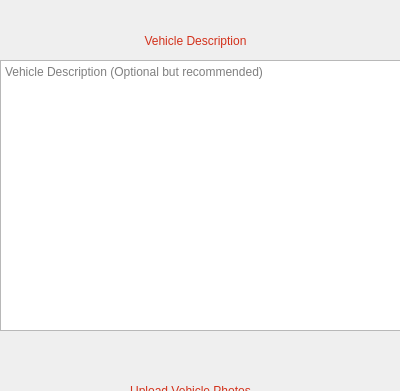
The window that src/ui/qt_ui/post_lst_5.ui (st1069364/CarBazaar) describes before a commit, drawn with Qt 5; both pictures show x 0 to 400 and y 100 to 491 of the 400 by 881 pixel window.
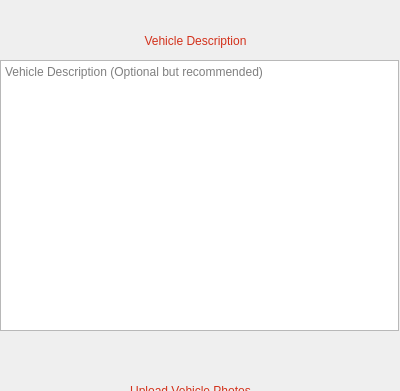
The same window after the commit. Icons and pictures are not drawn.

Commit message: Minor correction on screen 5 of 'Post Car Listing'

Diff of the .ui file:
```diff
--- a/src/ui/qt_ui/post_lst_5.ui
+++ b/src/ui/qt_ui/post_lst_5.ui
@@ -519,7 +519,7 @@
      <rect>
       <x>0</x>
       <y>160</y>
-      <width>401</width>
+      <width>399</width>
       <height>271</height>
      </rect>
     </property>
```
Left out of the diff: 2 changed lines with no effect on the pictures.
